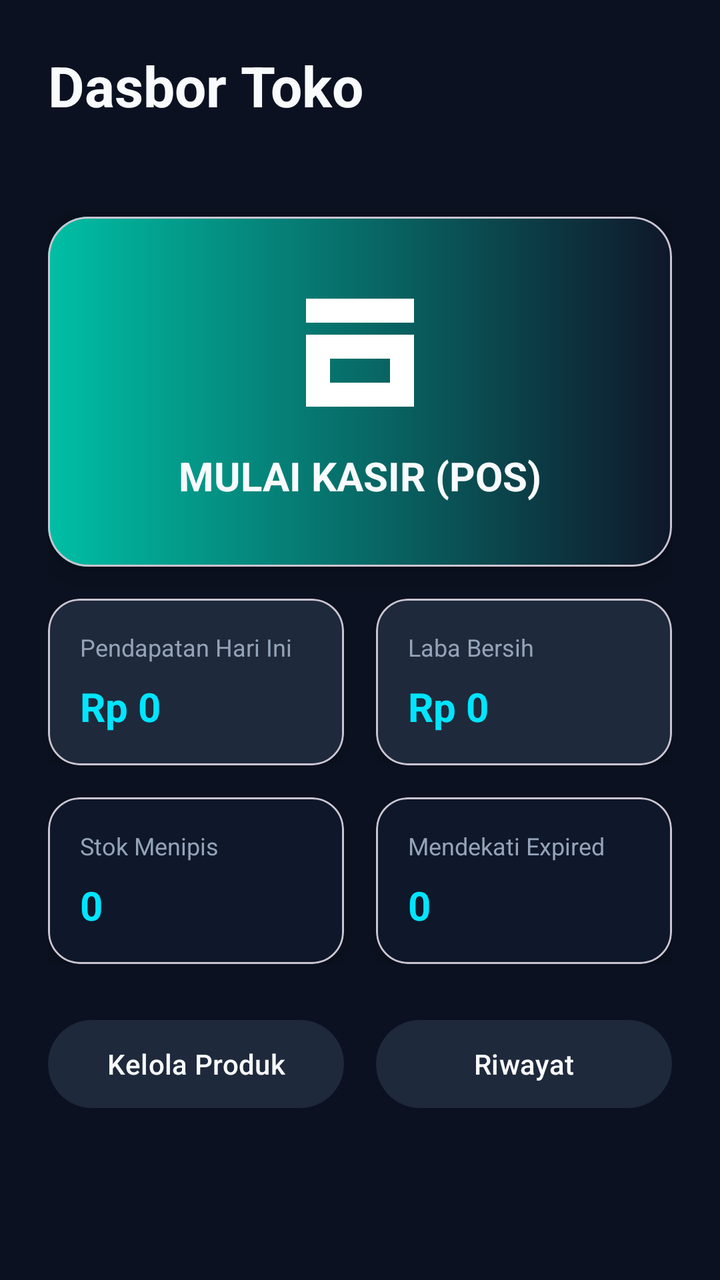
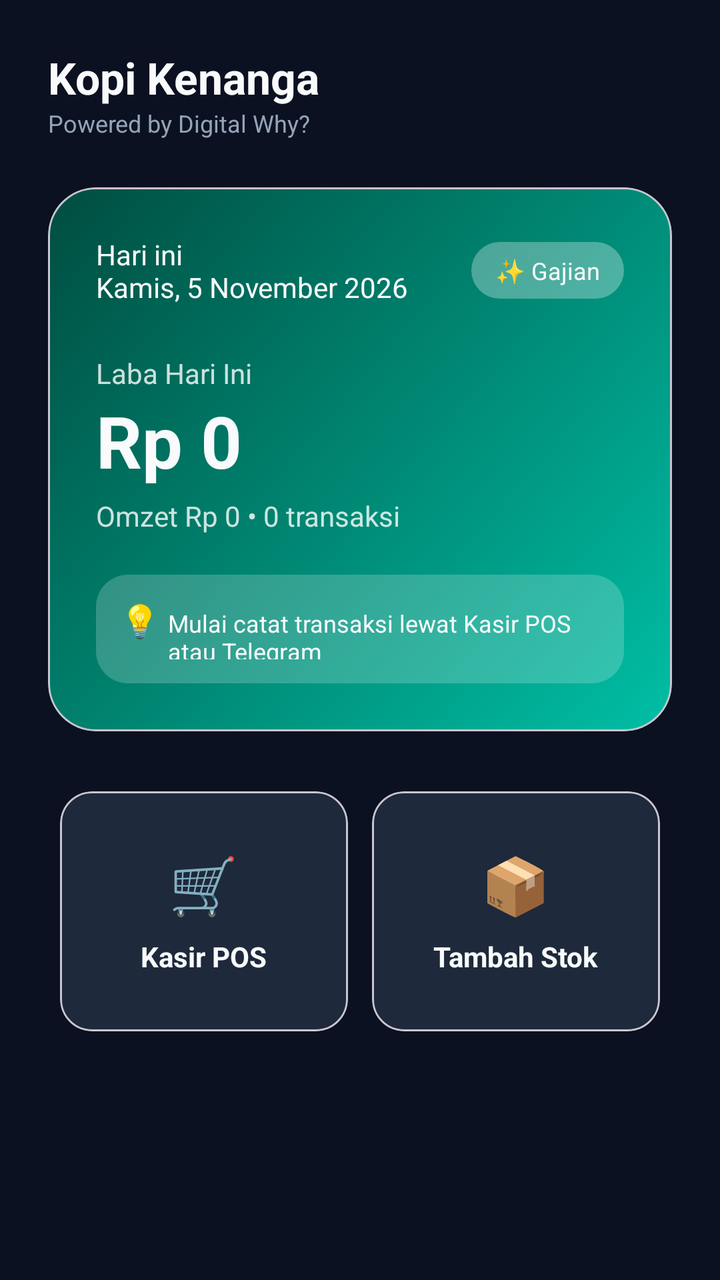

An Android layout rendered at two revisions. The XML below is the earlier revision; the diff shows what the commit changed to produce the second picture.
<!-- AndroidManifest.xml: application theme Theme.Material3.DayNight.NoActionBar -->
<!-- res/layout/activity_dashboard.xml -->
<?xml version="1.0" encoding="utf-8"?>
<ScrollView xmlns:android="http://schemas.android.com/apk/res/android"
    xmlns:app="http://schemas.android.com/apk/res-auto"
    android:layout_width="match_parent"
    android:layout_height="match_parent"
    android:background="@color/bg_main"
    android:fillViewport="true">

    <LinearLayout
        android:layout_width="match_parent"
        android:layout_height="wrap_content"
        android:orientation="vertical"
        android:padding="24dp">

        <TextView
            android:layout_width="wrap_content"
            android:layout_height="wrap_content"
            android:text="Dasbor Toko"
            android:textColor="@color/text_primary"
            android:textSize="28sp"
            android:textStyle="bold" />

        <TextView
            android:id="@+id/tvDate"
            android:layout_width="wrap_content"
            android:layout_height="wrap_content"
            android:layout_marginTop="4dp"
            android:textColor="@color/text_secondary"
            android:textSize="14sp" />

        <com.google.android.material.card.MaterialCardView
            android:id="@+id/btnKasir"
            android:layout_width="match_parent"
            android:layout_height="wrap_content"
            android:layout_marginTop="24dp"
            android:clickable="true"
            android:focusable="true"
            app:cardCornerRadius="20dp"
            app:cardElevation="8dp">

            <LinearLayout
                android:layout_width="match_parent"
                android:layout_height="wrap_content"
                android:background="@drawable/button_gradient"
                android:gravity="center"
                android:orientation="vertical"
                android:padding="32dp">

                <ImageView
                    android:layout_width="72dp"
                    android:layout_height="72dp"
                    android:contentDescription="Kasir"
                    android:src="@drawable/ic_pos" />

                <TextView
                    android:layout_width="wrap_content"
                    android:layout_height="wrap_content"
                    android:layout_marginTop="12dp"
                    android:text="MULAI KASIR (POS)"
                    android:textColor="@color/text_primary"
                    android:textSize="20sp"
                    android:textStyle="bold" />

            </LinearLayout>

        </com.google.android.material.card.MaterialCardView>

        <LinearLayout
            android:layout_width="match_parent"
            android:layout_height="wrap_content"
            android:layout_marginTop="16dp"
            android:orientation="horizontal">

            <com.google.android.material.card.MaterialCardView
                android:layout_width="0dp"
                android:layout_height="wrap_content"
                android:layout_marginEnd="8dp"
                android:layout_weight="1"
                app:cardBackgroundColor="@color/bg_surface"
                app:cardCornerRadius="16dp"
                app:cardElevation="4dp">

                <LinearLayout
                    android:layout_width="match_parent"
                    android:layout_height="wrap_content"
                    android:orientation="vertical"
                    android:padding="16dp">

                    <TextView
                        android:layout_width="wrap_content"
                        android:layout_height="wrap_content"
                        android:text="Pendapatan Hari Ini"
                        android:textColor="@color/text_secondary"
                        android:textSize="12sp" />

                    <TextView
                        android:id="@+id/tvRevenue"
                        android:layout_width="wrap_content"
                        android:layout_height="wrap_content"
                        android:layout_marginTop="8dp"
                        android:text="Rp 0"
                        android:textColor="@color/dw_teal"
                        android:textSize="20sp"
                        android:textStyle="bold" />

                </LinearLayout>

            </com.google.android.material.card.MaterialCardView>

            <com.google.android.material.card.MaterialCardView
                android:layout_width="0dp"
                android:layout_height="wrap_content"
                android:layout_marginStart="8dp"
                android:layout_weight="1"
                app:cardBackgroundColor="@color/bg_surface"
                app:cardCornerRadius="16dp"
                app:cardElevation="4dp">

                <LinearLayout
                    android:layout_width="match_parent"
                    android:layout_height="wrap_content"
                    android:orientation="vertical"
                    android:padding="16dp">

                    <TextView
                        android:layout_width="wrap_content"
                        android:layout_height="wrap_content"
                        android:text="Laba Bersih"
                        android:textColor="@color/text_secondary"
                        android:textSize="12sp" />

                    <TextView
                        android:id="@+id/tvProfit"
                        android:layout_width="wrap_content"
                        android:layout_height="wrap_content"
                        android:layout_marginTop="8dp"
                        android:text="Rp 0"
                        android:textColor="@color/dw_teal"
                        android:textSize="20sp"
                        android:textStyle="bold" />

                </LinearLayout>

            </com.google.android.material.card.MaterialCardView>

        </LinearLayout>

        <LinearLayout
            android:layout_width="match_parent"
            android:layout_height="wrap_content"
            android:layout_marginTop="16dp"
            android:orientation="horizontal">

            <com.google.android.material.card.MaterialCardView
                android:layout_width="0dp"
                android:layout_height="wrap_content"
                android:layout_marginEnd="8dp"
                android:layout_weight="1"
                app:cardBackgroundColor="@color/dw_dark_blue"
                app:cardCornerRadius="16dp"
                app:cardElevation="4dp">

                <LinearLayout
                    android:layout_width="match_parent"
                    android:layout_height="wrap_content"
                    android:orientation="vertical"
                    android:padding="16dp">

                    <TextView
                        android:layout_width="wrap_content"
                        android:layout_height="wrap_content"
                        android:text="Stok Menipis"
                        android:textColor="@color/text_secondary"
                        android:textSize="12sp" />

                    <TextView
                        android:id="@+id/tvLowStock"
                        android:layout_width="wrap_content"
                        android:layout_height="wrap_content"
                        android:layout_marginTop="8dp"
                        android:text="0"
                        android:textColor="@color/dw_teal"
                        android:textSize="20sp"
                        android:textStyle="bold" />

                </LinearLayout>

            </com.google.android.material.card.MaterialCardView>

            <com.google.android.material.card.MaterialCardView
                android:layout_width="0dp"
                android:layout_height="wrap_content"
                android:layout_marginStart="8dp"
                android:layout_weight="1"
                app:cardBackgroundColor="@color/dw_dark_blue"
                app:cardCornerRadius="16dp"
                app:cardElevation="4dp">

                <LinearLayout
                    android:layout_width="match_parent"
                    android:layout_height="wrap_content"
                    android:orientation="vertical"
                    android:padding="16dp">

                    <TextView
                        android:layout_width="wrap_content"
                        android:layout_height="wrap_content"
                        android:text="Mendekati Expired"
                        android:textColor="@color/text_secondary"
                        android:textSize="12sp" />

                    <TextView
                        android:id="@+id/tvExpired"
                        android:layout_width="wrap_content"
                        android:layout_height="wrap_content"
                        android:layout_marginTop="8dp"
                        android:text="0"
                        android:textColor="@color/dw_teal"
                        android:textSize="20sp"
                        android:textStyle="bold" />

                </LinearLayout>

            </com.google.android.material.card.MaterialCardView>

        </LinearLayout>

        <LinearLayout
            android:layout_width="match_parent"
            android:layout_height="wrap_content"
            android:layout_marginTop="24dp"
            android:orientation="horizontal">

            <com.google.android.material.button.MaterialButton
                android:id="@+id/btnManageProducts"
                android:layout_width="0dp"
                android:layout_height="52dp"
                android:layout_marginEnd="8dp"
                android:layout_weight="1"
                android:text="Kelola Produk"
                android:textColor="@color/text_primary"
                app:backgroundTint="@color/bg_surface" />

            <com.google.android.material.button.MaterialButton
                android:id="@+id/btnHistory"
                android:layout_width="0dp"
                android:layout_height="52dp"
                android:layout_marginStart="8dp"
                android:layout_weight="1"
                android:text="Riwayat"
                android:textColor="@color/text_primary"
                app:backgroundTint="@color/bg_surface" />

        </LinearLayout>

    </LinearLayout>

</ScrollView>
<!-- resources referenced by this layout -->
<resources>
  <color name="bg_main">#0B1120</color>
  <color name="bg_surface">#1E293B</color>
  <color name="dw_dark_blue">#0F172A</color>
  <color name="dw_teal">#00E5FF</color>
  <color name="text_primary">#F8FAFC</color>
  <color name="text_secondary">#94A3B8</color>
  <!-- drawable button_gradient (drawable) -->
  <?xml version="1.0" encoding="utf-8"?>
  <shape xmlns:android="http://schemas.android.com/apk/res/android" android:shape="rectangle">
      <gradient
          android:startColor="@color/dw_teal_dark"
          android:endColor="@color/dw_dark_blue"
          android:angle="0" />
      <corners android:radius="16dp" />
  </shape>
  <!-- drawable ic_pos (drawable) -->
  <vector xmlns:android="http://schemas.android.com/apk/res/android"
      android:width="48dp" android:height="48dp"
      android:viewportWidth="24" android:viewportHeight="24">
      <path android:fillColor="#FFFFFF" android:pathData="M3,3h18v4H3V3z M3,9h18v12H3V9z M7,13v4h10v-4H7z"/>
  </vector>
  <color name="dw_teal_dark">#00BFA5</color>
</resources>

<!-- the commit's change to res/layout/activity_dashboard.xml (unified diff, before → after) -->
@@ -12,247 +12,185 @@
         android:orientation="vertical"
         android:padding="24dp">
 
+        
         <TextView
             android:layout_width="wrap_content"
             android:layout_height="wrap_content"
-            android:text="Dasbor Toko"
+            android:text="Kopi Kenanga"
             android:textColor="@color/text_primary"
-            android:textSize="28sp"
+            android:textSize="22sp"
             android:textStyle="bold" />
-
+        
         <TextView
-            android:id="@+id/tvDate"
             android:layout_width="wrap_content"
             android:layout_height="wrap_content"
-            android:layout_marginTop="4dp"
+            android:text="Powered by Digital Why?"
             android:textColor="@color/text_secondary"
-            android:textSize="14sp" />
+            android:textSize="12sp"
+            android:layout_marginBottom="24dp" />
 
+        
         <com.google.android.material.card.MaterialCardView
-            android:id="@+id/btnKasir"
             android:layout_width="match_parent"
             android:layout_height="wrap_content"
-            android:layout_marginTop="24dp"
-            android:clickable="true"
-            android:focusable="true"
-            app:cardCornerRadius="20dp"
-            app:cardElevation="8dp">
+            app:cardCornerRadius="24dp"
+            app:cardElevation="0dp"
+            app:cardBackgroundColor="@android:color/transparent">
 
             <LinearLayout
                 android:layout_width="match_parent"
                 android:layout_height="wrap_content"
-                android:background="@drawable/button_gradient"
-                android:gravity="center"
+                android:background="@drawable/bg_hero_gradient"
                 android:orientation="vertical"
-                android:padding="32dp">
+                android:padding="24dp">
 
-                <ImageView
-                    android:layout_width="72dp"
-                    android:layout_height="72dp"
-                    android:contentDescription="Kasir"
-                    android:src="@drawable/ic_pos" />
-
-                <TextView
-                    android:layout_width="wrap_content"
-                    android:layout_height="wrap_content"
-                    android:layout_marginTop="12dp"
-                    android:text="MULAI KASIR (POS)"
-                    android:textColor="@color/text_primary"
-                    android:textSize="20sp"
-                    android:textStyle="bold" />
-
-            </LinearLayout>
-
-        </com.google.android.material.card.MaterialCardView>
-
-        <LinearLayout
-            android:layout_width="match_parent"
-            android:layout_height="wrap_content"
-            android:layout_marginTop="16dp"
-            android:orientation="horizontal">
-
-            <com.google.android.material.card.MaterialCardView
-                android:layout_width="0dp"
-                android:layout_height="wrap_content"
-                android:layout_marginEnd="8dp"
-                android:layout_weight="1"
-                app:cardBackgroundColor="@color/bg_surface"
-                app:cardCornerRadius="16dp"
-                app:cardElevation="4dp">
-
+                
                 <LinearLayout
                     android:layout_width="match_parent"
                     android:layout_height="wrap_content"
-                    android:orientation="vertical"
-                    android:padding="16dp">
+                    android:orientation="horizontal"
+                    android:gravity="center_vertical">
+                    
+                    <TextView
+                        android:layout_width="0dp"
+                        android:layout_height="wrap_content"
+                        android:layout_weight="1"
+                        android:text="Hari ini\nKamis, 5 November 2026"
+                        android:textColor="@color/text_primary"
+                        android:textSize="14sp" />
 
                     <TextView
                         android:layout_width="wrap_content"
                         android:layout_height="wrap_content"
-                        android:text="Pendapatan Hari Ini"
-                        android:textColor="@color/text_secondary"
-                        android:textSize="12sp" />
-
-                    <TextView
-                        android:id="@+id/tvRevenue"
-                        android:layout_width="wrap_content"
-                        android:layout_height="wrap_content"
-                        android:layout_marginTop="8dp"
-                        android:text="Rp 0"
-                        android:textColor="@color/dw_teal"
-                        android:textSize="20sp"
-                        android:textStyle="bold" />
-
+                        android:text="✨ Gajian"
+                        android:textColor="@color/text_primary"
+                        android:textSize="12sp"
+                        android:paddingHorizontal="12dp"
+                        android:paddingVertical="6dp"
+                        android:background="@drawable/bg_badge" />
                 </LinearLayout>
 
-            </com.google.android.material.card.MaterialCardView>
+                
+                <TextView
+                    android:layout_width="wrap_content"
+                    android:layout_height="wrap_content"
+                    android:text="Laba Hari Ini"
+                    android:textColor="#CCFFFFFF"
+                    android:textSize="14sp"
+                    android:layout_marginTop="24dp" />
+                
+                <TextView
+                    android:id="@+id/tvProfit"
+                    android:layout_width="wrap_content"
+                    android:layout_height="wrap_content"
+                    android:text="Rp 0"
+                    android:textColor="@color/text_primary"
+                    android:textSize="36sp"
+                    android:textStyle="bold" />
 
-            <com.google.android.material.card.MaterialCardView
-                android:layout_width="0dp"
-                android:layout_height="wrap_content"
-                android:layout_marginStart="8dp"
-                android:layout_weight="1"
-                app:cardBackgroundColor="@color/bg_surface"
-                app:cardCornerRadius="16dp"
-                app:cardElevation="4dp">
+                
+                <TextView
+                    android:id="@+id/tvSubInfo"
+                    android:layout_width="wrap_content"
+                    android:layout_height="wrap_content"
+                    android:text="Omzet Rp 0 • 0 transaksi"
+                    android:textColor="#CCFFFFFF"
+                    android:textSize="14sp"
+                    android:layout_marginTop="4dp" />
 
+                
                 <LinearLayout
                     android:layout_width="match_parent"
                     android:layout_height="wrap_content"
-                    android:orientation="vertical"
-                    android:padding="16dp">
-
+                    android:background="@drawable/bg_hint_box"
+                    android:orientation="horizontal"
+                    android:padding="12dp"
+                    android:layout_marginTop="20dp">
+                    
                     <TextView
                         android:layout_width="wrap_content"
                         android:layout_height="wrap_content"
-                        android:text="Laba Bersih"
-                        android:textColor="@color/text_secondary"
-                        android:textSize="12sp" />
-
-                    <TextView
-                        android:id="@+id/tvProfit"
-                        android:layout_width="wrap_content"
-                        android:layout_height="wrap_content"
-                        android:layout_marginTop="8dp"
-                        android:text="Rp 0"
-                        android:textColor="@color/dw_teal"
-                        android:textSize="20sp"
-                        android:textStyle="bold" />
-
-                </LinearLayout>
-
-            </com.google.android.material.card.MaterialCardView>
-
-        </LinearLayout>
-
-        <LinearLayout
-            android:layout_width="match_parent"
-            android:layout_height="wrap_content"
-            android:layout_marginTop="16dp"
-            android:orientation="horizontal">
-
-            <com.google.android.material.card.MaterialCardView
-                android:layout_width="0dp"
-                android:layout_height="wrap_content"
-                android:layout_marginEnd="8dp"
-                android:layout_weight="1"
-                app:cardBackgroundColor="@color/dw_dark_blue"
-                app:cardCornerRadius="16dp"
-                app:cardElevation="4dp">
-
-                <LinearLayout
-                    android:layout_width="match_parent"
-                    android:layout_height="wrap_content"
-                    android:orientation="vertical"
-                    android:padding="16dp">
-
+                        android:text="💡 "
+                        android:textSize="16sp" />
+                    
                     <TextView
                         android:layout_width="wrap_content"
                         android:layout_height="wrap_content"
-                        android:text="Stok Menipis"
-                        android:textColor="@color/text_secondary"
+                        android:text="Mulai catat transaksi lewat Kasir POS atau Telegram"
+                        android:textColor="@color/text_primary"
                         android:textSize="12sp" />
+                </LinearLayout>
+            </LinearLayout>
+        </com.google.android.material.card.MaterialCardView>
 
-                    <TextView
-                        android:id="@+id/tvLowStock"
-                        android:layout_width="wrap_content"
-                        android:layout_height="wrap_content"
-                        android:layout_marginTop="8dp"
-                        android:text="0"
-                        android:textColor="@color/dw_teal"
-                        android:textSize="20sp"
-                        android:textStyle="bold" />
+        
+        <GridLayout
+            android:layout_width="match_parent"
+            android:layout_height="wrap_content"
+            android:columnCount="2"
+            android:rowCount="2"
+            android:layout_marginTop="24dp">
 
-                </LinearLayout>
-
-            </com.google.android.material.card.MaterialCardView>
-
+            
             <com.google.android.material.card.MaterialCardView
                 android:layout_width="0dp"
-                android:layout_height="wrap_content"
-                android:layout_marginStart="8dp"
-                android:layout_weight="1"
-                app:cardBackgroundColor="@color/dw_dark_blue"
+                android:layout_height="120dp"
+                android:layout_columnWeight="1"
+                android:layout_margin="6dp"
+                app:cardBackgroundColor="@color/bg_surface"
                 app:cardCornerRadius="16dp"
-                app:cardElevation="4dp">
-
+                app:cardElevation="0dp">
                 <LinearLayout
                     android:layout_width="match_parent"
-                    android:layout_height="wrap_content"
-                    android:orientation="vertical"
-                    android:padding="16dp">
-
+                    android:layout_height="match_parent"
+                    android:gravity="center"
+                    android:orientation="vertical">
                     <TextView
                         android:layout_width="wrap_content"
                         android:layout_height="wrap_content"
-                        android:text="Mendekati Expired"
-                        android:textColor="@color/text_secondary"
-                        android:textSize="12sp" />
-
+                        android:text="🛒"
+                        android:textSize="28sp" />
                     <TextView
-                        android:id="@+id/tvExpired"
                         android:layout_width="wrap_content"
                         android:layout_height="wrap_content"
-                        android:layout_marginTop="8dp"
-                        android:text="0"
-                        android:textColor="@color/dw_teal"
-                        android:textSize="20sp"
-                        android:textStyle="bold" />
-
+                        android:text="Kasir POS"
+                        android:textColor="@color/text_primary"
+                        android:textStyle="bold"
+                        android:layout_marginTop="8dp" />
                 </LinearLayout>
-
             </com.google.android.material.card.MaterialCardView>
 
-        </LinearLayout>
-
-        <LinearLayout
-            android:layout_width="match_parent"
-            android:layout_height="wrap_content"
-            android:layout_marginTop="24dp"
-            android:orientation="horizontal">
-
-            <com.google.android.material.button.MaterialButton
+            
+            <com.google.android.material.card.MaterialCardView
                 android:id="@+id/btnManageProducts"
                 android:layout_width="0dp"
-                android:layout_height="52dp"
-                android:layout_marginEnd="8dp"
-                android:layout_weight="1"
-                android:text="Kelola Produk"
-                android:textColor="@color/text_primary"
-                app:backgroundTint="@color/bg_surface" />
+                android:layout_height="120dp"
+                android:layout_columnWeight="1"
+                android:layout_margin="6dp"
+                app:cardBackgroundColor="@color/bg_surface"
+                app:cardCornerRadius="16dp"
+                app:cardElevation="0dp">
+                <LinearLayout
+                    android:layout_width="match_parent"
+                    android:layout_height="match_parent"
+                    android:gravity="center"
+                    android:orientation="vertical">
+                    <TextView
+                        android:layout_width="wrap_content"
+                        android:layout_height="wrap_content"
+                        android:text="📦"
+                        android:textSize="28sp" />
+                    <TextView
+                        android:layout_width="wrap_content"
+                        android:layout_height="wrap_content"
+                        android:text="Tambah Stok"
+                        android:textColor="@color/text_primary"
+                        android:textStyle="bold"
+                        android:layout_marginTop="8dp" />
+                </LinearLayout>
+            </com.google.android.material.card.MaterialCardView>
 
-            <com.google.android.material.button.MaterialButton
-                android:id="@+id/btnHistory"
-                android:layout_width="0dp"
-                android:layout_height="52dp"
-                android:layout_marginStart="8dp"
-                android:layout_weight="1"
-                android:text="Riwayat"
-                android:textColor="@color/text_primary"
-                app:backgroundTint="@color/bg_surface" />
-
-        </LinearLayout>
+        </GridLayout>
 
     </LinearLayout>
-
 </ScrollView>
<!-- resource entries referenced after the edit -->
@@ -2,25 +2,25 @@
 <resources>
   <color name="bg_main">#0B1120</color>
   <color name="bg_surface">#1E293B</color>
-  <color name="dw_dark_blue">#0F172A</color>
-  <color name="dw_teal">#00E5FF</color>
   <color name="text_primary">#F8FAFC</color>
   <color name="text_secondary">#94A3B8</color>
-  <!-- drawable button_gradient (drawable) -->
+  <!-- drawable bg_badge (drawable) -->
   <?xml version="1.0" encoding="utf-8"?>
   <shape xmlns:android="http://schemas.android.com/apk/res/android" android:shape="rectangle">
-      <gradient
-          android:startColor="@color/dw_teal_dark"
-          android:endColor="@color/dw_dark_blue"
-          android:angle="0" />
+      <solid android:color="#4DFFFFFF" />
+      <corners android:radius="50dp" />
+  </shape>
+  <!-- drawable bg_hero_gradient (drawable) -->
+  <?xml version="1.0" encoding="utf-8"?>
+  <shape xmlns:android="http://schemas.android.com/apk/res/android" android:shape="rectangle">
+      <gradient android:startColor="#00BFA5" android:endColor="#004D40" android:angle="135" />
+      <corners android:radius="24dp" />
+  </shape>
+  <!-- drawable bg_hint_box (drawable) -->
+  <?xml version="1.0" encoding="utf-8"?>
+  <shape xmlns:android="http://schemas.android.com/apk/res/android" android:shape="rectangle">
+      <solid android:color="#33FFFFFF" />
       <corners android:radius="16dp" />
   </shape>
-  <!-- drawable ic_pos (drawable) -->
-  <vector xmlns:android="http://schemas.android.com/apk/res/android"
-      android:width="48dp" android:height="48dp"
-      android:viewportWidth="24" android:viewportHeight="24">
-      <path android:fillColor="#FFFFFF" android:pathData="M3,3h18v4H3V3z M3,9h18v12H3V9z M7,13v4h10v-4H7z"/>
-  </vector>
-  <color name="dw_teal_dark">#00BFA5</color>
 </resources>
 
